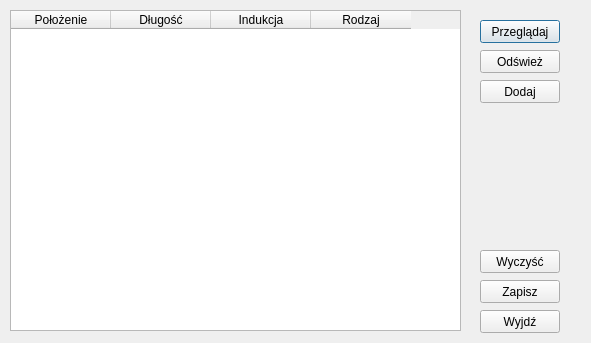
Old version of the form wiz/wczytaj.ui in the repository illmoded/madx_nasz.
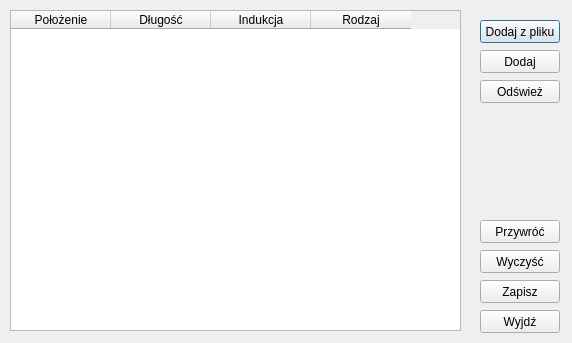
New version of the form.

Commit message: generowanie, dodawianie z pliku i liczenie protonów

The edit to the form file:
```diff
--- a/wiz/wczytaj.ui
+++ b/wiz/wczytaj.ui
@@ -6,7 +6,7 @@
    <rect>
     <x>0</x>
     <y>0</y>
-    <width>591</width>
+    <width>572</width>
     <height>343</height>
    </rect>
   </property>
@@ -38,14 +38,14 @@
     <string/>
    </property>
    <property name="text">
-    <string>Przeglądaj</string>
+    <string>Dodaj z pliku</string>
    </property>
   </widget>
   <widget class="QPushButton" name="pushButton_2">
    <property name="geometry">
     <rect>
      <x>480</x>
-     <y>80</y>
+     <y>50</y>
      <width>80</width>
      <height>23</height>
     </rect>
@@ -97,7 +97,7 @@
    <property name="geometry">
     <rect>
      <x>480</x>
-     <y>50</y>
+     <y>80</y>
      <width>80</width>
      <height>23</height>
     </rect>
@@ -136,6 +136,19 @@
     </property>
    </column>
   </widget>
+  <widget class="QPushButton" name="BTNrevert">
+   <property name="geometry">
+    <rect>
+     <x>480</x>
+     <y>220</y>
+     <width>80</width>
+     <height>23</height>
+    </rect>
+   </property>
+   <property name="text">
+    <string>Przywróć</string>
+   </property>
+  </widget>
  </widget>
  <resources/>
  <connections/>
```
The commit also changes 10 other files.
